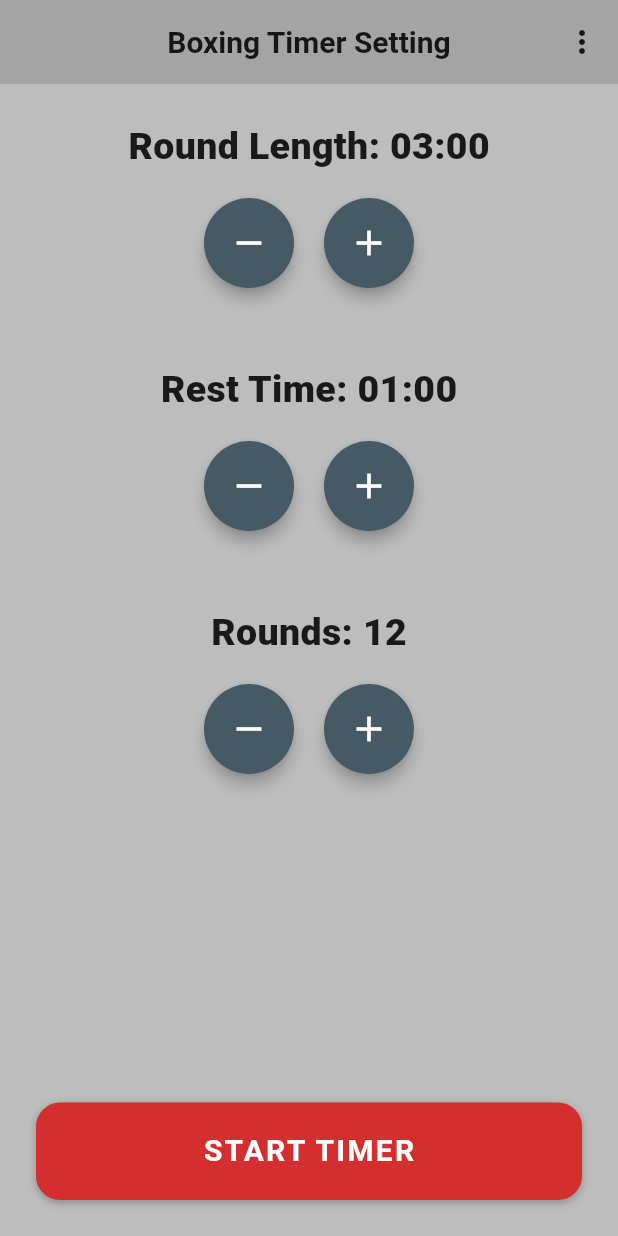
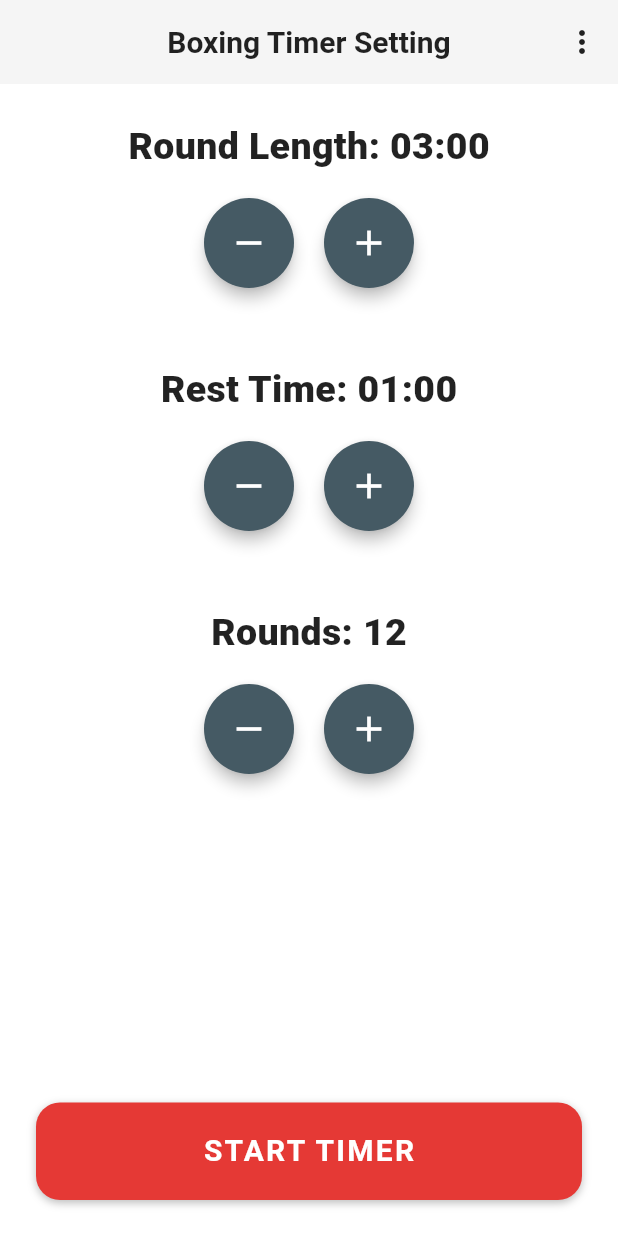
Before and after one commit to qafromla/boxin_app_2.0, a Flutter app: the screen it shows after launch, on a phone screen of 412 x 824 dp. Run offline on Flutter 3.47's test engine with Material 3 defaults, Android fonts, the phone set to English and light mode, and no system bars; our stand-ins replace audioplayers, shared_preferences, wakelock_plus.

Commit message:
change app icon, change background color to white

```diff
--- a/lib/main.dart
+++ b/lib/main.dart
@@ -19,9 +19,9 @@ class BoxingTimerApp extends StatelessWidget {
         return MaterialApp(
           debugShowCheckedModeBanner: false,
           theme: ThemeData.light().copyWith(
-            scaffoldBackgroundColor: Color(0xFFBDBDBD), // background
+            scaffoldBackgroundColor: Colors.white, // background
             appBarTheme: AppBarTheme(
-              backgroundColor: Color(0xFFA4A4A4), // app bar
+              backgroundColor: Color(0xFFF5F5F5), // app bar
               elevation: 0,
               centerTitle: true,
               titleTextStyle: TextStyle(
--- a/lib/widgets/constants.dart
+++ b/lib/widgets/constants.dart
@@ -3,4 +3,4 @@ import 'package:flutter/material.dart';
 // const kBottomContainerColor = Color(0xFFC1124A);
 const kBottomContainerHeight = 80.0;
 const kIconButtonsColor = Color(0xFF455A64);
-const kBottomContainerColor = Color(0xFFD32F2F);
+const kBottomContainerColor = Color(0xFFE53935);
```
Also changed, not shown: pubspec.yaml (+6 -6 lines), assets/icon/app_icon.png (deleted), assets/icon/app_icon_foreground.png (added), assets/icon/playstore.png (deleted), pubspec.lock, 12 other files.
